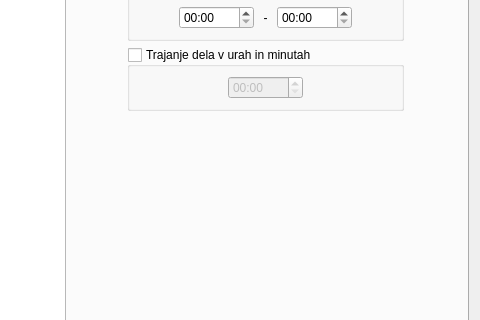
The window that projekti.ui (bubi-luka/BubiRacun) describes before a commit, drawn with Qt 5; both pictures show x 366 to 846 and y 236 to 556 of the 846 by 714 pixel window.
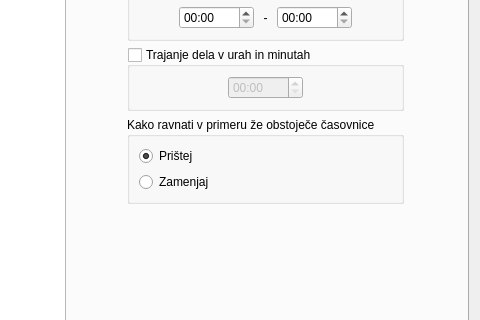
The same window after the commit.

Commit message:
Prikaz casovnic v oknu projekta
Deluje oblika ter prikaz in filtriranje casovnic

What changed in the file:
```diff
--- a/projekti.ui
+++ b/projekti.ui
@@ -368,7 +368,7 @@
       <attribute name="title">
        <string>Časovnice</string>
       </attribute>
-      <layout class="QHBoxLayout" name="horizontalLayout_15">
+      <layout class="QHBoxLayout" name="horizontalLayout_16">
        <item>
         <layout class="QVBoxLayout" name="verticalLayout_10">
          <item>
@@ -765,6 +765,49 @@
            </layout>
           </widget>
          </item>
+         <item>
+          <widget class="QGroupBox" name="groupBox_10">
+           <property name="title">
+            <string>Kako ravnati v primeru že obstoječe časovnice</string>
+           </property>
+           <layout class="QHBoxLayout" name="horizontalLayout_15">
+            <item>
+             <layout class="QVBoxLayout" name="verticalLayout_11">
+              <item>
+               <widget class="QRadioButton" name="rb_cas_pristej">
+                <property name="text">
+                 <string>Prištej</string>
+                </property>
+                <property name="checked">
+                 <bool>true</bool>
+                </property>
+               </widget>
+              </item>
+              <item>
+               <widget class="QRadioButton" name="rb_cas_zamenjaj">
+                <property name="text">
+                 <string>Zamenjaj</string>
+                </property>
+               </widget>
+              </item>
+             </layout>
+            </item>
+            <item>
+             <spacer name="horizontalSpacer_53">
+              <property name="orientation">
+               <enum>Qt::Horizontal</enum>
+              </property>
+              <property name="sizeHint" stdset="0">
+               <size>
+                <width>40</width>
+                <height>20</height>
+               </size>
+              </property>
+             </spacer>
+            </item>
+           </layout>
+          </widget>
+         </item>
          <item>
           <spacer name="verticalSpacer_2">
            <property name="orientation">
```
The commit also changes 2 other files.
